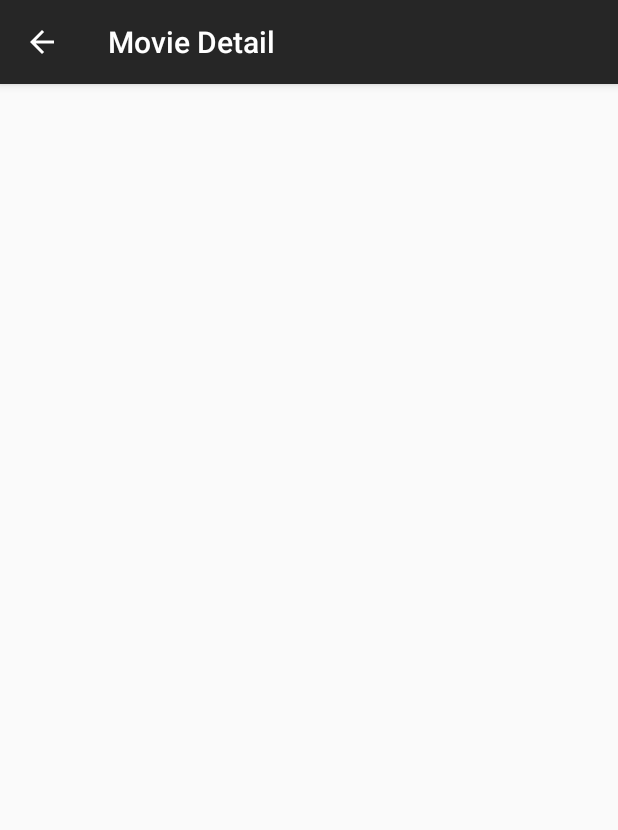
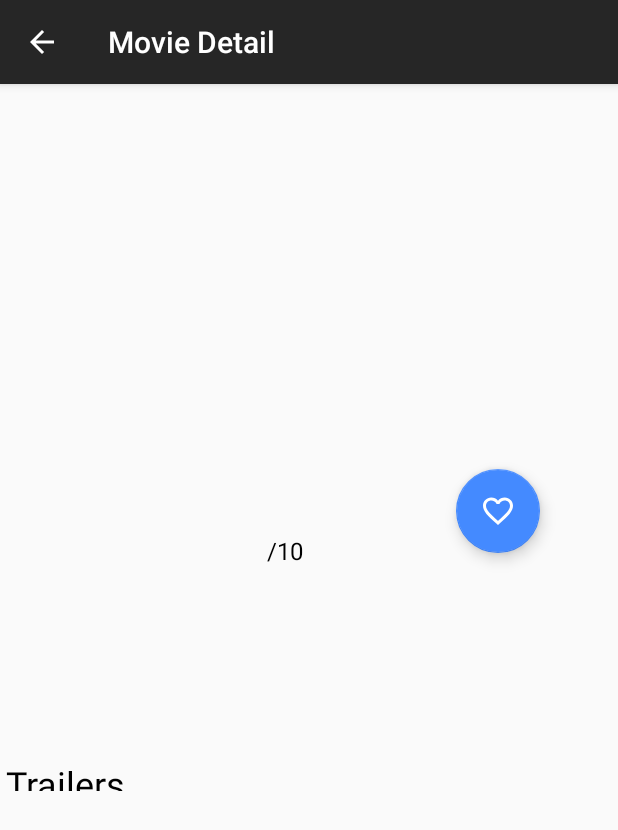
Before and after one commit to groverankush/Popular-Movies, an Android app: the DetailsActivity screen opened directly, with no data from a screen before it, on a phone screen of 412 x 824 dp. Shown: the top 830 px of the screen. Run offline under Robolectric (Android 15) with nearby library versions, the phone set to English and light mode, and no system bars; our stand-ins replace Picasso; network calls fail; pictures from the network do not load; 6 statements that could not run were skipped.

Commit message:
Adding to details screen

```diff
--- a/app/build.gradle
+++ b/app/build.gradle
@@ -53,4 +53,5 @@ dependencies {
     implementation "android.arch.lifecycle:viewmodel:1.1.1"
 
 
+    implementation 'com.android.support:design:27.1.1'
 }
--- a/app/src/main/java/com/ankushgrover/popularmovies/detail/DetailsActivity.java
+++ b/app/src/main/java/com/ankushgrover/popularmovies/detail/DetailsActivity.java
@@ -20,7 +20,7 @@ public class DetailsActivity extends AppCompatActivity {
     @Override
     protected void onCreate(Bundle savedInstanceState) {
         super.onCreate(savedInstanceState);
-        setContentView(R.layout.activity_details);
+        setContentView(R.layout.details);
 
         //model = ViewModelProviders.of(this).get(DetailViewModel.class);
 
@@ -39,7 +39,7 @@ public class DetailsActivity extends AppCompatActivity {
 
         TextUtils.setText(this, R.id.tv_name, TextUtils.isEmpty(movie.getTitle()) ? "Title not available" : movie.getTitle());
         TextUtils.setText(this, R.id.tv_year, TextUtils.isEmpty(movie.getReleaseDate()) ? "Release date not available" : movie.getReleaseDate().split("-")[0]);
-        TextUtils.setText(this, R.id.tv_ratings, movie.getVoteAverage() == 0.0f ? "Votes not available" : String.format(Locale.ENGLISH, "%.1f/10", movie.getVoteAverage()));
+        TextUtils.setText(this, R.id.tv_ratings, String.format(Locale.ENGLISH, "%.1f", movie.getVoteAverage()));
         TextUtils.setText(this, R.id.tv_description, TextUtils.isEmpty(movie.getOverview()) ? "Description not available" : movie.getOverview());
 
 
--- /dev/null
+++ b/app/src/main/res/drawable/ic_favorite.xml
@@ -0,0 +1,5 @@
+<vector android:height="24dp" android:tint="#FFFFFF"
+    android:viewportHeight="24.0" android:viewportWidth="24.0"
+    android:width="24dp" xmlns:android="http://schemas.android.com/apk/res/android">
+    <path android:fillColor="#FF000000" android:pathData="M12,21.35l-1.45,-1.32C5.4,15.36 2,12.28 2,8.5 2,5.42 4.42,3 7.5,3c1.74,0 3.41,0.81 4.5,2.09C13.09,3.81 14.76,3 16.5,3 19.58,3 22,5.42 22,8.5c0,3.78 -3.4,6.86 -8.55,11.54L12,21.35z"/>
+</vector>
--- /dev/null
+++ b/app/src/main/res/drawable/ic_favorite_border.xml
@@ -0,0 +1,5 @@
+<vector android:height="24dp" android:tint="#FFFFFF"
+    android:viewportHeight="24.0" android:viewportWidth="24.0"
+    android:width="24dp" xmlns:android="http://schemas.android.com/apk/res/android">
+    <path android:fillColor="#FF000000" android:pathData="M16.5,3c-1.74,0 -3.41,0.81 -4.5,2.09C10.91,3.81 9.24,3 7.5,3 4.42,3 2,5.42 2,8.5c0,3.78 3.4,6.86 8.55,11.54L12,21.35l1.45,-1.32C18.6,15.36 22,12.28 22,8.5 22,5.42 19.58,3 16.5,3zM12.1,18.55l-0.1,0.1 -0.1,-0.1C7.14,14.24 4,11.39 4,8.5 4,6.5 5.5,5 7.5,5c1.54,0 3.04,0.99 3.57,2.36h1.87C13.46,5.99 14.96,5 16.5,5c2,0 3.5,1.5 3.5,3.5 0,2.89 -3.14,5.74 -7.9,10.05z"/>
+</vector>
--- a/app/src/main/res/layout/activity_details.xml
+++ b/app/src/main/res/layout/activity_details.xml
@@ -58,15 +58,6 @@
                     android:textStyle="bold"
                     tools:text="2016" />
 
-<!--                <TextView
-                    android:id="@+id/tv_duration"
-                    android:layout_width="wrap_content"
-                    android:layout_height="wrap_content"
-                    android:layout_marginTop="@dimen/margin_normal"
-                    android:textSize="@dimen/text_size_normal_1"
-                    android:textStyle="bold"
-                    tools:text="120 minutes" />-->
-
                 <TextView
                     android:id="@+id/tv_ratings"
                     android:layout_width="wrap_content"
@@ -87,7 +78,6 @@
             android:layout_marginTop="@dimen/margin_normal"
             android:padding="@dimen/margin_medium"
             android:textSize="@dimen/text_size_normal_1"
-
             tools:text="Lorem ipsum dolor sit amet, consectetur adipiscing elit. In at libero ac sapien iaculis egestas vitae vitae leo. Praesent a tempor leo. Proin mollis a dui dignissim vehicula. Nam sed interdum tellus. Sed pharetra, nisi quis lobo sagittis risus." />
 
     </LinearLayout>
--- /dev/null
+++ b/app/src/main/res/layout/details.xml
@@ -0,0 +1,125 @@
+<?xml version="1.0" encoding="utf-8"?>
+<ScrollView xmlns:android="http://schemas.android.com/apk/res/android"
+    xmlns:app="http://schemas.android.com/apk/res-auto"
+    xmlns:tools="http://schemas.android.com/tools"
+    android:layout_width="match_parent"
+    android:layout_height="match_parent">
+
+    <android.support.constraint.ConstraintLayout
+        android:layout_width="match_parent"
+        android:layout_height="match_parent">
+
+        <ImageView
+            android:id="@+id/iv_banner"
+            android:layout_width="match_parent"
+            android:layout_height="@dimen/banner_width"
+            android:contentDescription="@string/banner_of_movie"
+            android:scaleType="fitXY"
+            app:layout_constraintEnd_toEndOf="parent"
+            app:layout_constraintStart_toStartOf="parent"
+            app:layout_constraintTop_toTopOf="parent" />
+
+        <ImageView
+            android:id="@+id/iv_poster"
+            android:layout_width="150dp"
+            android:layout_height="200dp"
+            android:layout_marginStart="16dp"
+            android:layout_marginTop="176dp"
+            android:contentDescription="@string/poster_of_movie"
+            android:scaleType="centerCrop"
+            app:layout_constraintStart_toStartOf="parent"
+            app:layout_constraintTop_toTopOf="parent" />
+
+        <TextView
+            android:id="@+id/tv_name"
+            android:layout_width="0dp"
+            android:layout_height="wrap_content"
+            android:layout_marginEnd="12dp"
+            android:layout_marginStart="12dp"
+            android:layout_marginTop="8dp"
+            android:textColor="@android:color/black"
+            android:textSize="@dimen/text_size_large_2"
+            android:textStyle="bold"
+            app:layout_constraintEnd_toEndOf="parent"
+            app:layout_constraintHorizontal_bias="0.0"
+            app:layout_constraintStart_toEndOf="@+id/iv_poster"
+            app:layout_constraintTop_toBottomOf="@+id/iv_banner"
+            tools:text="Movie" />
+
+        <TextView
+            android:id="@+id/tv_year"
+            android:layout_width="wrap_content"
+            android:layout_height="wrap_content"
+            android:layout_marginStart="12dp"
+            android:layout_marginTop="8dp"
+            android:textSize="@dimen/text_size_normal_1"
+            android:textStyle="bold"
+            app:layout_constraintStart_toEndOf="@+id/iv_poster"
+            app:layout_constraintTop_toBottomOf="@+id/tv_name"
+            tools:text="2016" />
+
+        <LinearLayout
+            android:id="@+id/linearLayout2"
+            android:layout_width="wrap_content"
+            android:layout_height="wrap_content"
+            android:layout_marginStart="12dp"
+            android:layout_marginTop="8dp"
+            app:layout_constraintStart_toEndOf="@+id/iv_poster"
+            app:layout_constraintTop_toBottomOf="@+id/tv_year">
+
+            <TextView
+                android:id="@+id/tv_ratings"
+                android:layout_width="wrap_content"
+                android:layout_height="wrap_content"
+                android:textColor="@android:color/black"
+                android:textSize="36sp"
+                tools:text="8.4" />
+
+            <TextView
+                android:layout_width="wrap_content"
+                android:layout_height="wrap_content"
+                android:text="/10"
+                android:textColor="@android:color/black"
+                android:textSize="@dimen/text_size_normal_1" />
+
+        </LinearLayout>
+
+        <TextView
+            android:id="@+id/tv_description"
+            android:layout_width="0dp"
+            android:layout_height="wrap_content"
+            android:layout_marginTop="8dp"
+            android:padding="@dimen/margin_medium"
+            android:textSize="@dimen/text_size_normal_1"
+            app:layout_constraintEnd_toEndOf="parent"
+            app:layout_constraintStart_toStartOf="parent"
+            app:layout_constraintTop_toBottomOf="@+id/iv_poster"
+            tools:text="Lorem ipsum dolor sit amet, consectetur adipiscing elit. In at libero ac sapien iaculis egestas vitae vitae leo. Praesent a tempor leo. Proin mollis a dui dignissim vehicula. Nam sed interdum tellus. Sed pharetra, nisi quis lobo sagittis risus." />
+
+        <android.support.design.widget.FloatingActionButton
+            android:id="@+id/floatingActionButton"
+            android:layout_width="wrap_content"
+            android:layout_height="wrap_content"
+            android:layout_marginEnd="52dp"
+            android:layout_marginTop="16dp"
+            android:clickable="true"
+            app:layout_constraintEnd_toEndOf="parent"
+            app:layout_constraintTop_toBottomOf="@+id/tv_name"
+            android:src="@drawable/ic_favorite_border" />
+
+        <TextView
+            style="@style/Base.TextAppearance.AppCompat.Headline"
+            android:layout_width="84dp"
+            android:layout_height="21dp"
+            android:layout_marginStart="4dp"
+            android:layout_marginBottom="12dp"
+            android:layout_marginTop="12dp"
+            android:text="Trailers"
+            android:textColor="@android:color/black"
+            android:textSize="@dimen/text_size_large_2"
+            app:layout_constraintStart_toStartOf="parent"
+            app:layout_constraintTop_toBottomOf="@+id/tv_description" />
+
+    </android.support.constraint.ConstraintLayout>
+
+</ScrollView>
--- a/app/src/main/res/values/dimens.xml
+++ b/app/src/main/res/values/dimens.xml
@@ -29,10 +29,14 @@
     <dimen name="text_size_large_1">22sp</dimen>
     <dimen name="text_size_large_2">24sp</dimen>
     <dimen name="text_size_large_3">28sp</dimen>
+    <dimen name="text_size_large_4">30sp</dimen>
     <dimen name="text_size_xlarge_1">42sp</dimen>
 
     <dimen name="banner_width">200dp</dimen>
     <dimen name="poster_height">250dp</dimen>
 
+    <dimen name="poster_height_details">150dp</dimen>
+
+
 
 </resources>
```
